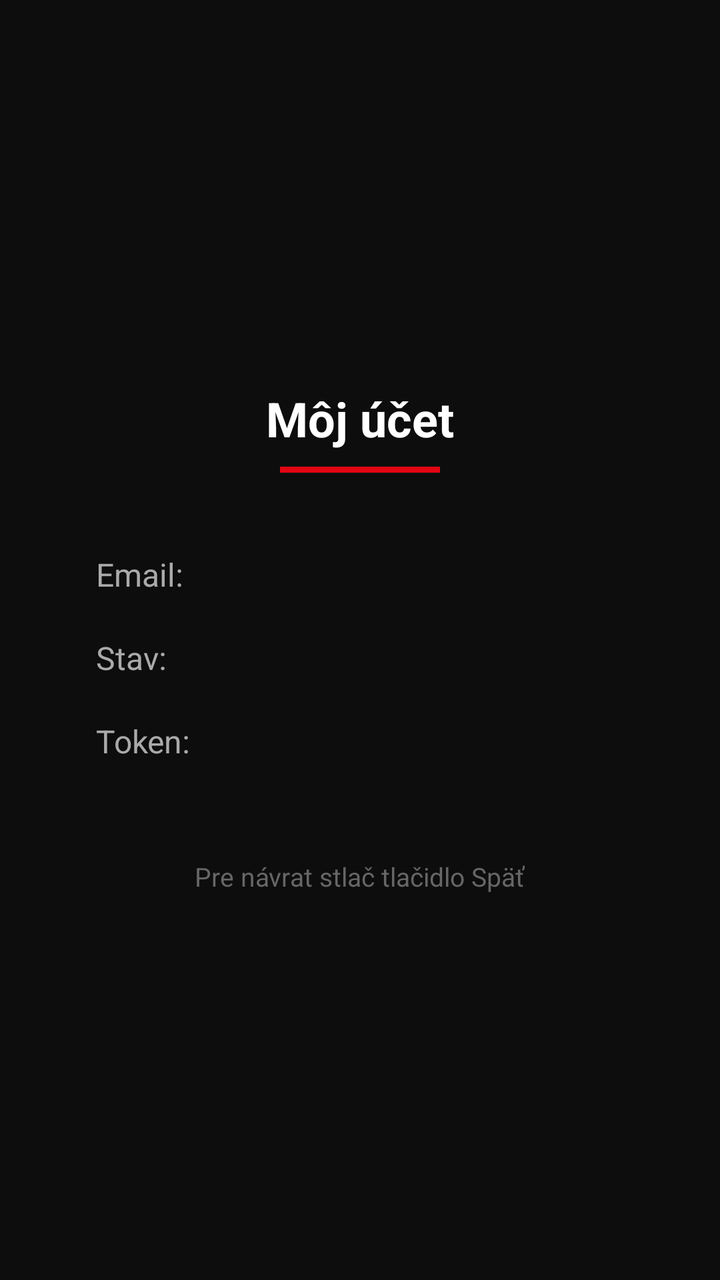
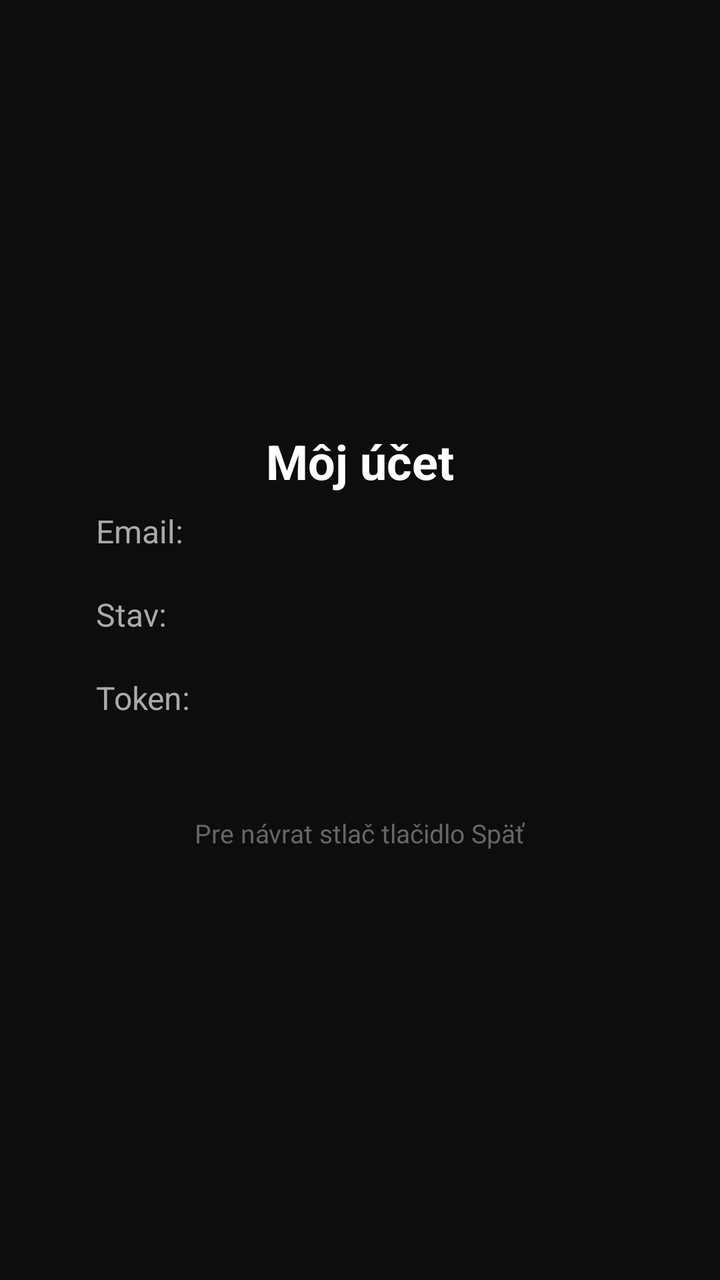

Before-and-after screenshots of an Android layout around one commit, followed by the original layout XML and the change that was made.
<!-- AndroidManifest.xml: application theme Theme.JojPlay -->
<!-- res/layout/activity_account.xml -->
<?xml version="1.0" encoding="utf-8"?>
<LinearLayout xmlns:android="http://schemas.android.com/apk/res/android"
    android:layout_width="match_parent"
    android:layout_height="match_parent"
    android:orientation="vertical"
    android:gravity="center"
    android:background="#0D0D0D"
    android:padding="48dp">

    <TextView
        android:layout_width="wrap_content"
        android:layout_height="wrap_content"
        android:text="Môj účet"
        android:textColor="#FFFFFF"
        android:textSize="24sp"
        android:textStyle="bold"
        android:layout_marginBottom="8dp"/>

    <View
        android:layout_width="80dp"
        android:layout_height="3dp"
        android:background="#E30613"
        android:layout_marginBottom="40dp"/>

    
    <LinearLayout
        android:layout_width="match_parent"
        android:layout_height="wrap_content"
        android:orientation="horizontal"
        android:layout_marginBottom="20dp">
        <TextView
            android:layout_width="140dp"
            android:layout_height="wrap_content"
            android:text="Email:"
            android:textColor="#AAAAAA"
            android:textSize="16sp"/>
        <TextView
            android:id="@+id/tvAccountEmail"
            android:layout_width="wrap_content"
            android:layout_height="wrap_content"
            android:textColor="#FFFFFF"
            android:textSize="16sp"
            android:textStyle="bold"/>
    </LinearLayout>

    
    <LinearLayout
        android:layout_width="match_parent"
        android:layout_height="wrap_content"
        android:orientation="horizontal"
        android:layout_marginBottom="20dp">
        <TextView
            android:layout_width="140dp"
            android:layout_height="wrap_content"
            android:text="Stav:"
            android:textColor="#AAAAAA"
            android:textSize="16sp"/>
        <TextView
            android:id="@+id/tvAccountStatus"
            android:layout_width="wrap_content"
            android:layout_height="wrap_content"
            android:textColor="#FFFFFF"
            android:textSize="16sp"
            android:textStyle="bold"/>
    </LinearLayout>

    
    <LinearLayout
        android:layout_width="match_parent"
        android:layout_height="wrap_content"
        android:orientation="horizontal"
        android:layout_marginBottom="48dp">
        <TextView
            android:layout_width="140dp"
            android:layout_height="wrap_content"
            android:text="Token:"
            android:textColor="#AAAAAA"
            android:textSize="16sp"/>
        <TextView
            android:id="@+id/tvAccountExpiry"
            android:layout_width="wrap_content"
            android:layout_height="wrap_content"
            android:textColor="#FFFFFF"
            android:textSize="16sp"/>
    </LinearLayout>

    
    <TextView
        android:layout_width="wrap_content"
        android:layout_height="wrap_content"
        android:text="Pre návrat stlač tlačidlo Späť"
        android:textColor="#666666"
        android:textSize="13sp"/>

</LinearLayout>
<!-- resources referenced by this layout -->
<resources>
  <style name="Theme.JojPlay" parent="Theme.MaterialComponents.DayNight.NoActionBar">
          <item name="colorPrimary">#E30613</item>
          <item name="colorPrimaryVariant">#B00010</item>
          <item name="colorOnPrimary">#FFFFFF</item>
          <item name="colorSecondary">#E30613</item>
          <item name="colorAccent">#E30613</item>
          <item name="android:windowBackground">#0D0D0D</item>
          <item name="android:statusBarColor">#000000</item>
          <item name="android:navigationBarColor">#000000</item>
          <item name="strokeColor">#E30613</item>
          <item name="android:listSelector">@drawable/list_selector</item>
          <item name="android:colorFocusedHighlight">#E30613</item>
      </style>
  <!-- drawable list_selector (drawable) -->
  <?xml version="1.0" encoding="utf-8"?>
  <selector xmlns:android="http://schemas.android.com/apk/res/android">
      <item android:state_focused="true">
          <shape>
              <solid android:color="#55E30613"/>
              <corners android:radius="4dp"/>
          </shape>
      </item>
      <item android:drawable="@android:color/transparent"/>
  </selector>
</resources>

<!-- the commit's change to res/layout/activity_account.xml (unified diff, before → after) -->
@@ -15,14 +15,8 @@
         android:textSize="24sp"
         android:textStyle="bold"
         android:layout_marginBottom="8dp"/>
-
-    <View
-        android:layout_width="80dp"
-        android:layout_height="3dp"
-        android:background="#E30613"
-        android:layout_marginBottom="40dp"/>
-
     
+  
     <LinearLayout
         android:layout_width="match_parent"
         android:layout_height="wrap_content"
